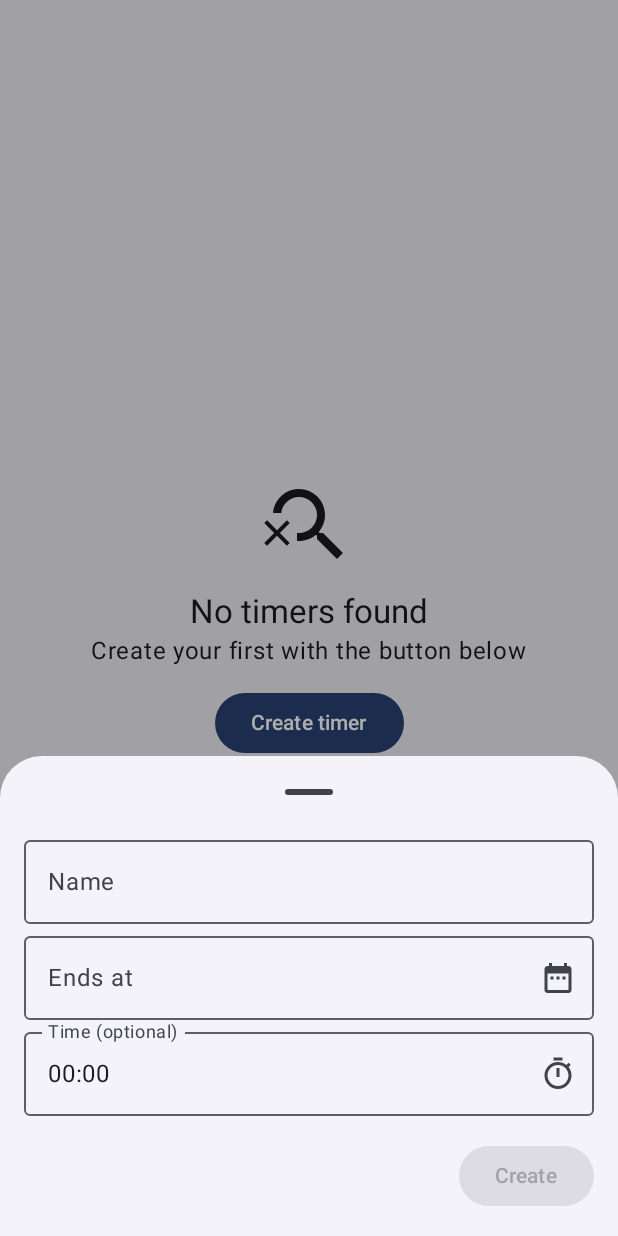
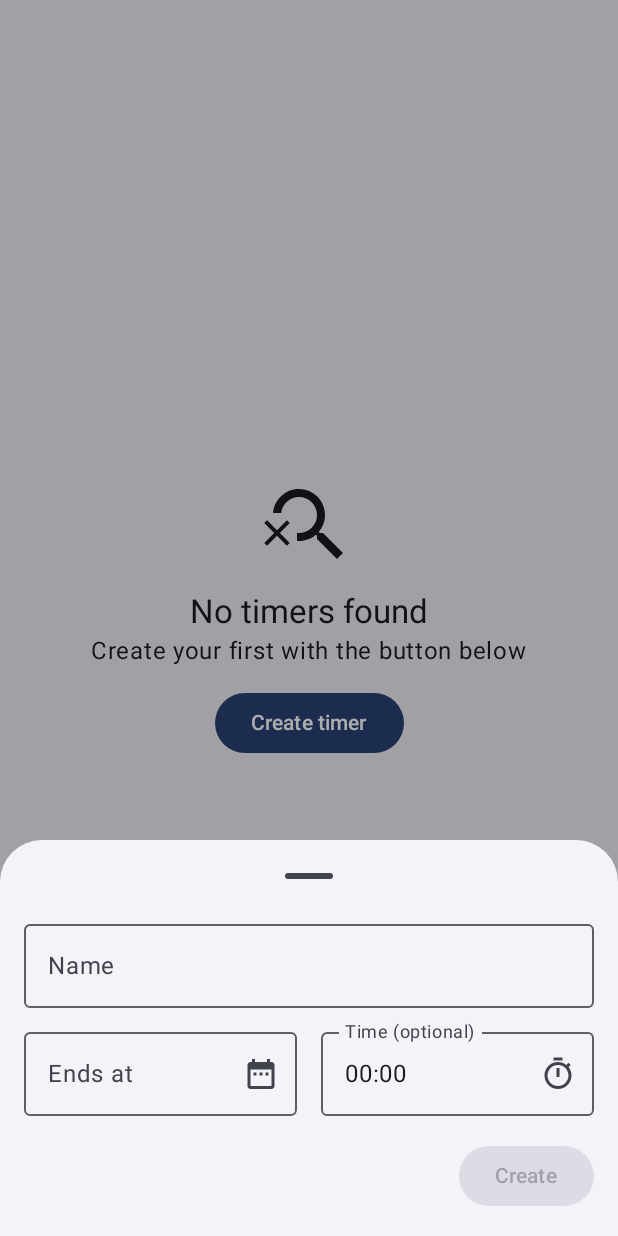
Before and after one commit to PartyProNL/Epoch, an Android app built with Jetpack Compose: the screen it shows after launch (MainActivity), after a tap on "Create", on a phone screen of 412 x 824 dp. Run offline under Robolectric (Android 15) with nearby library versions, the phone set to English and light mode, and no system bars; our stand-ins replace Dagger/Hilt's generated code, Room's generated code.

Commit message:
Update create sheet layout

```diff
--- a/app/src/main/java/me/partypronl/epoch/ui/screens/home/CreateTimerSheet.kt
+++ b/app/src/main/java/me/partypronl/epoch/ui/screens/home/CreateTimerSheet.kt
@@ -6,8 +6,10 @@ import androidx.compose.foundation.gestures.waitForUpOrCancellation
 import androidx.compose.foundation.layout.Arrangement
 import androidx.compose.foundation.layout.Column
 import androidx.compose.foundation.layout.Row
+import androidx.compose.foundation.layout.Spacer
 import androidx.compose.foundation.layout.fillMaxWidth
 import androidx.compose.foundation.layout.padding
+import androidx.compose.foundation.layout.width
 import androidx.compose.material.icons.Icons
 import androidx.compose.material.icons.filled.DateRange
 import androidx.compose.material3.Button
@@ -80,6 +82,11 @@ fun CreateTimerSheet(
                 )
 
                 var showDateModal by remember { mutableStateOf(false) }
+                var showTimeModal by remember { mutableStateOf(false) }
+
+                Row(
+                    modifier = Modifier.fillMaxWidth().padding(top = 8.dp)
+                ) {
                     OutlinedTextField(
                         value = ends?.let { convertMillisToDate(it) } ?: "",
                         onValueChange = {},
@@ -88,7 +95,8 @@ fun CreateTimerSheet(
                             Icon(Icons.Default.DateRange, "Select date")
                         },
                         modifier = Modifier
-                        .fillMaxWidth()
+                            .fillMaxWidth(0.5f)
+                            .padding(end = 8.dp)
                             .pointerInput(ends) {
                                 awaitEachGesture {
                                     awaitFirstDown(pass = PointerEventPass.Initial)
@@ -100,24 +108,16 @@ fun CreateTimerSheet(
                             }
                     )
 
-                if(showDateModal) {
-                    DatePickerModal(
-                        onDateSelected = { viewModel.setEnds(it) },
-                        onDismiss = { showDateModal = false },
-                        selectableDates = DateUtil.afterTodaySelectableDates
-                    )
-                }
-
-                var showTimeModal by remember { mutableStateOf(false) }
                     OutlinedTextField(
-                    value = endsTime?.let { convertMillisToTime(it) } ?: "",
+                        value = convertMillisToTime(endsTime),
                         onValueChange = {},
                         label = { Text("Time (optional)") },
                         trailingIcon = {
                             Icon(painterResource(R.drawable.outline_timer_24), "Select time")
                         },
                         modifier = Modifier
-                        .fillMaxWidth()
+                            .fillMaxWidth(1f)
+                            .padding(start = 8.dp)
                             .pointerInput(ends) {
                                 awaitEachGesture {
                                     awaitFirstDown(pass = PointerEventPass.Initial)
@@ -128,6 +128,15 @@ fun CreateTimerSheet(
                                 }
                             }
                     )
+                }
+
+                if(showDateModal) {
+                    DatePickerModal(
+                        onDateSelected = { viewModel.setEnds(it) },
+                        onDismiss = { showDateModal = false },
+                        selectableDates = DateUtil.afterTodaySelectableDates
+                    )
+                }
 
                 if(showTimeModal) {
                     TimePickerModal(
```
Lines whose indentation alone changed are shown as unchanged.
